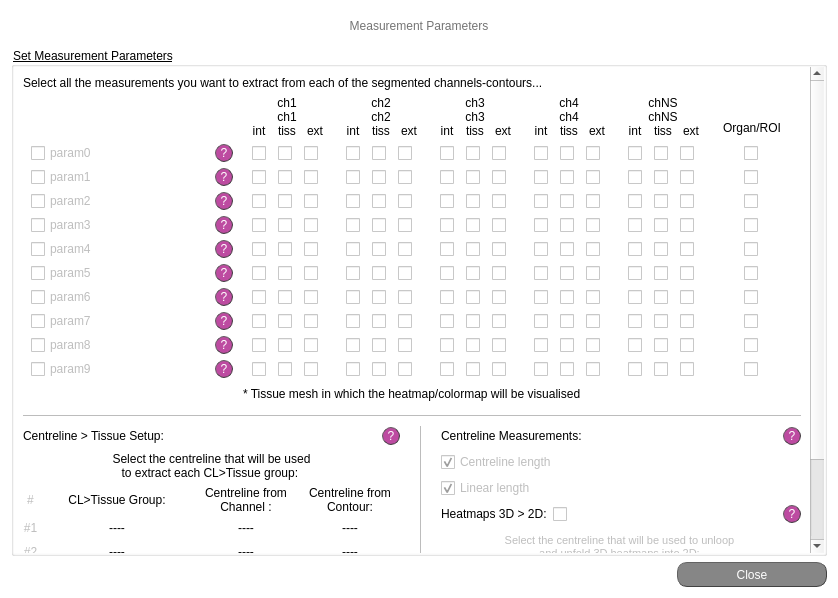
Above: src/gui/ui/meas_settings_screen.ui from jsanchez679/morphoHeart before the change. Below: the same form after it.
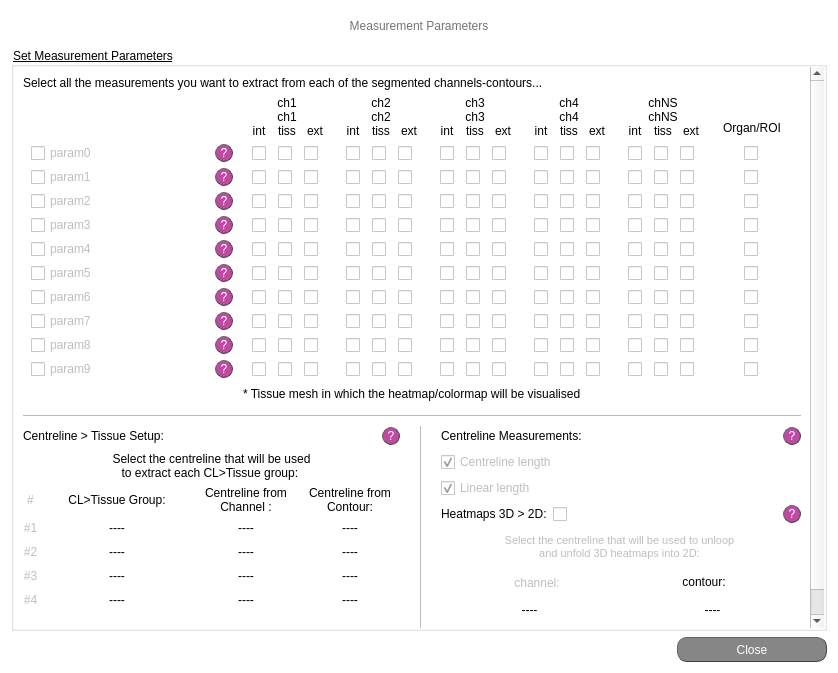
That is the form after the change.

The edit to the form file:
```diff
--- a/src/gui/ui/meas_settings_screen.ui
+++ b/src/gui/ui/meas_settings_screen.ui
@@ -7,7 +7,7 @@
     <x>0</x>
     <y>0</y>
     <width>830</width>
-    <height>598</height>
+    <height>673</height>
    </rect>
   </property>
   <property name="windowTitle">
@@ -191,7 +191,7 @@
            <x>0</x>
            <y>0</y>
            <width>793</width>
-           <height>645</height>
+           <height>639</height>
           </rect>
          </property>
          <layout class="QVBoxLayout" name="verticalLayout_5">
```
